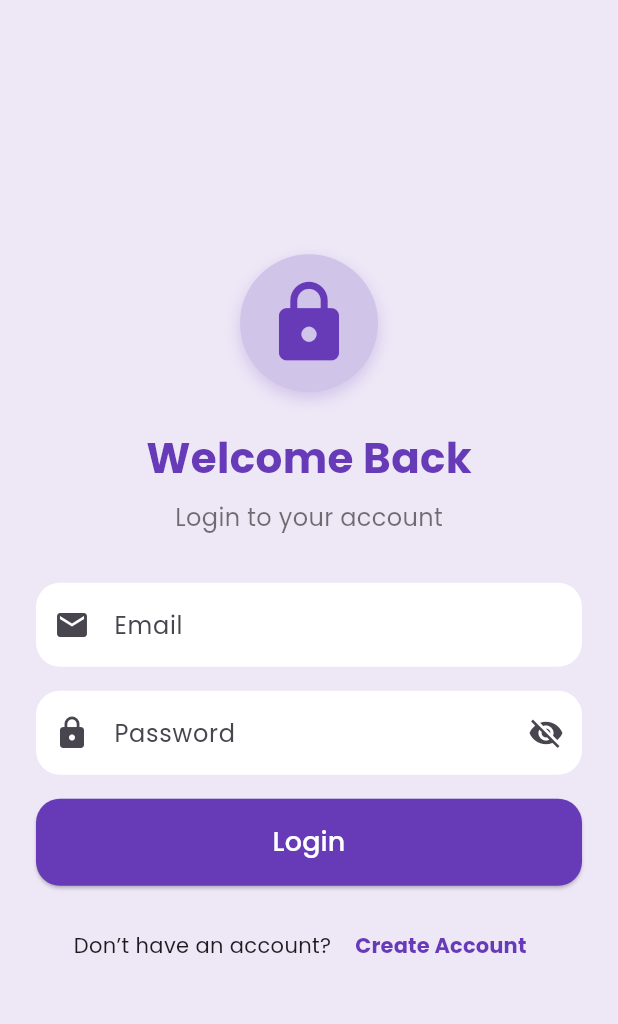
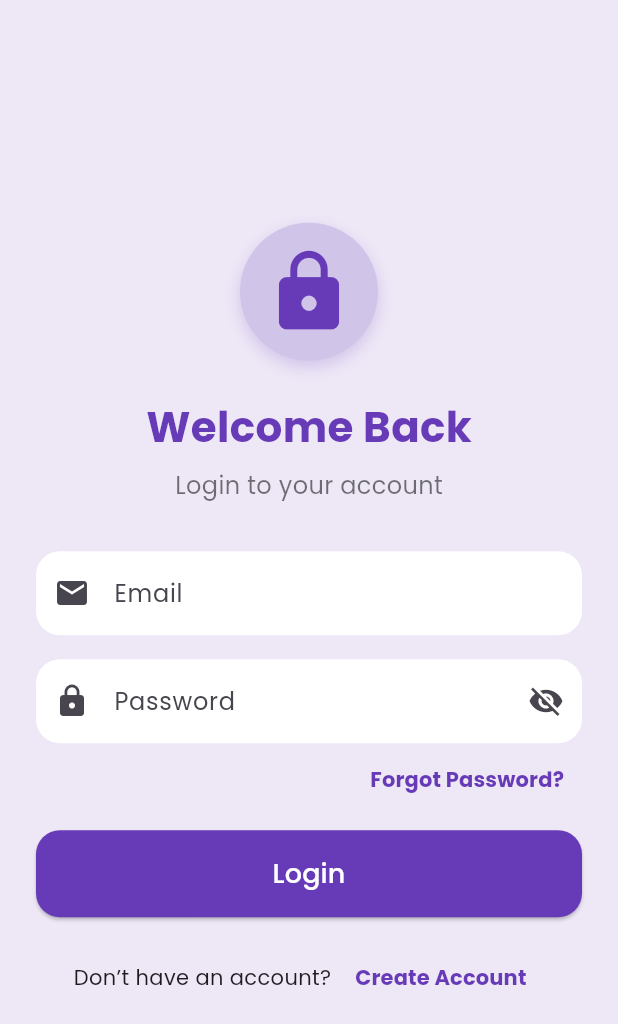
Before and after one commit to EngrJosimuddin42/Ecommerce, a Flutter app: the screen it shows after launch, on a phone screen of 412 x 824 dp. Shown: the top 1024 px of the screen. Run offline on Flutter 3.47's test engine with Material 3 defaults, Android fonts, the phone set to English and light mode, and no system bars; our stand-ins replace cloud_firestore, dropdown_button2, firebase_auth, firebase_core, firebase_storage, flutter_rating_bar and 5 more; missing offline and left inert: firebase_app_check; accounts and stored records are empty.

Commit message:
Updated project: latest code changes

```diff
--- a/lib/views/admin/super_admin_page.dart
+++ b/lib/views/admin/super_admin_page.dart
@@ -1,7 +1,7 @@
 import 'package:flutter/material.dart';
 import 'package:cloud_firestore/cloud_firestore.dart';
 import 'package:get/get.dart';
-import 'package:intl/intl.dart'; // 🔹 For readable date format
+import 'package:intl/intl.dart';
 import '../../controllers/auth_controller.dart';
 import '../../services/custom_snackbar.dart';
 import 'admin_page.dart';
--- a/lib/views/auth/login_page.dart
+++ b/lib/views/auth/login_page.dart
@@ -9,6 +9,7 @@ import 'signup_page.dart';
 import '../../services/custom_snackbar.dart';
 import '../../views/auth/email_verify_page.dart';
 import '../../services/user_service.dart';
+import 'package:ecommerce/services/password_reset_dialog.dart';
 
 class LoginPage extends StatefulWidget {
   const LoginPage({super.key});
@@ -210,7 +211,22 @@ class _LoginPageState extends State<LoginPage> {
                       validator: (value) =>
                       value!.isEmpty ? 'Enter your password' : null,
                     ),
-                    const SizedBox(height: 16),
+                    // Forgot Password
+                    Align(
+                      alignment: Alignment.centerRight,
+                      child: TextButton(
+                        onPressed: () {
+                          PasswordResetDialog.show(context);
+                        },
+                        child: const Text(
+                          "Forgot Password?",
+                          style: TextStyle(
+                              color: Colors.deepPurple,
+                              fontWeight: FontWeight.bold),
+                        ),
+                      ),
+                    ),
+                    const SizedBox(height: 10),
                     SizedBox(
                       width: double.infinity,
                       child: ElevatedButton(
```
